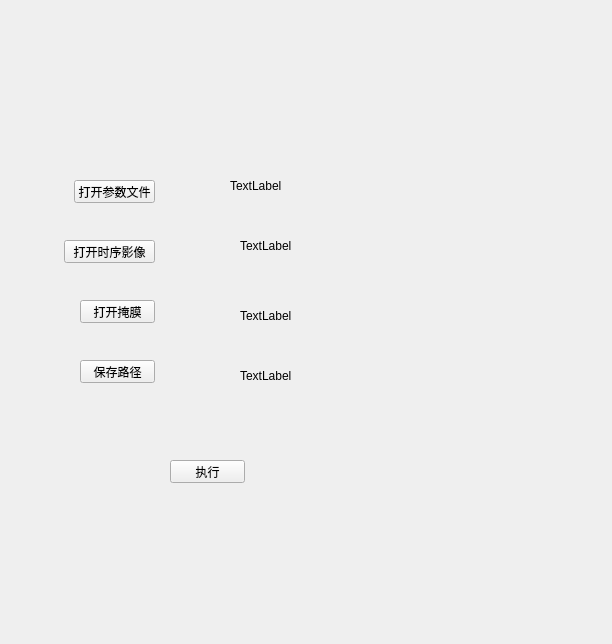
Before: the Qt Designer form ui/CloudWindow.ui in CaoZhenkun/pyqgis, drawn with Qt 5.
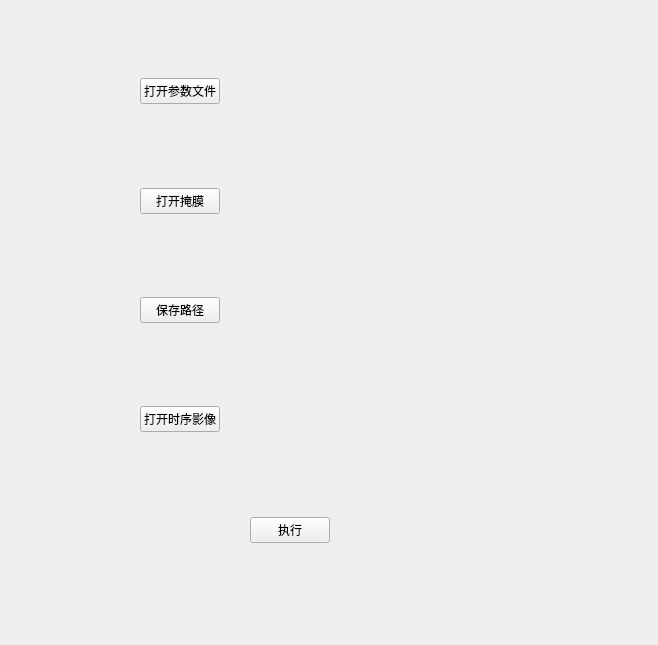
After: the same form once the commit is applied.

```diff
--- a/ui/CloudWindow.ui
+++ b/ui/CloudWindow.ui
@@ -6,129 +6,193 @@
    <rect>
     <x>0</x>
     <y>0</y>
-    <width>612</width>
-    <height>644</height>
+    <width>658</width>
+    <height>645</height>
    </rect>
   </property>
   <property name="windowTitle">
    <string>Form</string>
   </property>
-  <widget class="QPushButton" name="pushButton">
+  <widget class="QWidget" name="verticalLayoutWidget">
    <property name="geometry">
     <rect>
-     <x>74</x>
-     <y>180</y>
-     <width>81</width>
-     <height>23</height>
+     <x>140</x>
+     <y>40</y>
+     <width>299</width>
+     <height>431</height>
     </rect>
    </property>
-   <property name="text">
-    <string>打开参数文件</string>
-   </property>
+   <layout class="QVBoxLayout" name="verticalLayout_2">
+    <item>
+     <layout class="QHBoxLayout" name="horizontalLayout">
+      <item>
+       <widget class="QPushButton" name="pushButton">
+        <property name="text">
+         <string>打开参数文件</string>
+        </property>
+       </widget>
+      </item>
+      <item>
+       <spacer name="horizontalSpacer">
+        <property name="orientation">
+         <enum>Qt::Horizontal</enum>
+        </property>
+        <property name="sizeHint" stdset="0">
+         <size>
+          <width>40</width>
+          <height>20</height>
+         </size>
+        </property>
+       </spacer>
+      </item>
+      <item>
+       <widget class="QLabel" name="label">
+        <property name="text">
+         <string/>
+        </property>
+       </widget>
+      </item>
+     </layout>
+    </item>
+    <item>
+     <layout class="QHBoxLayout" name="horizontalLayout_4">
+      <item>
+       <widget class="QPushButton" name="pushButton_3">
+        <property name="text">
+         <string>打开掩膜</string>
+        </property>
+       </widget>
+      </item>
+      <item>
+       <spacer name="horizontalSpacer_3">
+        <property name="orientation">
+         <enum>Qt::Horizontal</enum>
+        </property>
+        <property name="sizeHint" stdset="0">
+         <size>
+          <width>40</width>
+          <height>20</height>
+         </size>
+        </property>
+       </spacer>
+      </item>
+      <item>
+       <widget class="QLabel" name="label_3">
+        <property name="text">
+         <string/>
+        </property>
+       </widget>
+      </item>
+     </layout>
+    </item>
+    <item>
+     <layout class="QHBoxLayout" name="horizontalLayout_5">
+      <item>
+       <widget class="QPushButton" name="pushButton_4">
+        <property name="text">
+         <string>保存路径</string>
+        </property>
+       </widget>
+      </item>
+      <item>
+       <spacer name="horizontalSpacer_4">
+        <property name="orientation">
+         <enum>Qt::Horizontal</enum>
+        </property>
+        <property name="sizeHint" stdset="0">
+         <size>
+          <width>40</width>
+          <height>20</height>
+         </size>
+        </property>
+       </spacer>
+      </item>
+      <item>
+       <widget class="QLabel" name="label_4">
+        <property name="text">
+         <string/>
+        </property>
+       </widget>
+      </item>
+     </layout>
+    </item>
+    <item>
+     <layout class="QHBoxLayout" name="horizontalLayout_3">
+      <item>
+       <widget class="QPushButton" name="pushButton_2">
+        <property name="text">
+         <string>打开时序影像</string>
+        </property>
+       </widget>
+      </item>
+      <item>
+       <spacer name="horizontalSpacer_2">
+        <property name="orientation">
+         <enum>Qt::Horizontal</enum>
+        </property>
+        <property name="sizeHint" stdset="0">
+         <size>
+          <width>40</width>
+          <height>20</height>
+         </size>
+        </property>
+       </spacer>
+      </item>
+      <item>
+       <widget class="QLabel" name="label_2">
+        <property name="text">
+         <string/>
+        </property>
+       </widget>
+      </item>
+     </layout>
+    </item>
+   </layout>
   </widget>
-  <widget class="QPushButton" name="pushButton_2">
+  <widget class="QWidget" name="horizontalLayoutWidget_5">
    <property name="geometry">
     <rect>
-     <x>64</x>
-     <y>240</y>
-     <width>91</width>
-     <height>23</height>
+     <x>210</x>
+     <y>490</y>
+     <width>160</width>
+     <height>80</height>
     </rect>
    </property>
-   <property name="text">
-    <string>打开时序影像</string>
-   </property>
-  </widget>
-  <widget class="QPushButton" name="pushButton_3">
-   <property name="geometry">
-    <rect>
-     <x>80</x>
-     <y>300</y>
-     <width>75</width>
-     <height>23</height>
-    </rect>
-   </property>
-   <property name="text">
-    <string>打开掩膜</string>
-   </property>
-  </widget>
-  <widget class="QPushButton" name="pushButton_4">
-   <property name="geometry">
-    <rect>
-     <x>80</x>
-     <y>360</y>
-     <width>75</width>
-     <height>23</height>
-    </rect>
-   </property>
-   <property name="text">
-    <string>保存路径</string>
-   </property>
-  </widget>
-  <widget class="QLabel" name="label">
-   <property name="geometry">
-    <rect>
-     <x>230</x>
-     <y>180</y>
-     <width>54</width>
-     <height>12</height>
-    </rect>
-   </property>
-   <property name="text">
-    <string>TextLabel</string>
-   </property>
-  </widget>
-  <widget class="QLabel" name="label_2">
-   <property name="geometry">
-    <rect>
-     <x>240</x>
-     <y>240</y>
-     <width>54</width>
-     <height>12</height>
-    </rect>
-   </property>
-   <property name="text">
-    <string>TextLabel</string>
-   </property>
-  </widget>
-  <widget class="QLabel" name="label_3">
-   <property name="geometry">
-    <rect>
-     <x>240</x>
-     <y>310</y>
-     <width>54</width>
-     <height>12</height>
-    </rect>
-   </property>
-   <property name="text">
-    <string>TextLabel</string>
-   </property>
-  </widget>
-  <widget class="QLabel" name="label_4">
-   <property name="geometry">
-    <rect>
-     <x>240</x>
-     <y>370</y>
-     <width>54</width>
-     <height>12</height>
-    </rect>
-   </property>
-   <property name="text">
-    <string>TextLabel</string>
-   </property>
-  </widget>
-  <widget class="QPushButton" name="pushButton_5">
-   <property name="geometry">
-    <rect>
-     <x>170</x>
-     <y>460</y>
-     <width>75</width>
-     <height>23</height>
-    </rect>
-   </property>
-   <property name="text">
-    <string>执行</string>
-   </property>
+   <layout class="QHBoxLayout" name="horizontalLayout_6">
+    <item>
+     <spacer name="horizontalSpacer_5">
+      <property name="orientation">
+       <enum>Qt::Horizontal</enum>
+      </property>
+      <property name="sizeHint" stdset="0">
+       <size>
+        <width>40</width>
+        <height>20</height>
+       </size>
+      </property>
+     </spacer>
+    </item>
+    <item>
+     <widget class="QPushButton" name="pushButton_5">
+      <property name="text">
+       <string>执行</string>
+      </property>
+     </widget>
+    </item>
+    <item>
+     <spacer name="horizontalSpacer_6">
+      <property name="orientation">
+       <enum>Qt::Horizontal</enum>
+      </property>
+      <property name="sizeHint" stdset="0">
+       <size>
+        <width>40</width>
+        <height>20</height>
+       </size>
+      </property>
+     </spacer>
+    </item>
+   </layout>
   </widget>
  </widget>
  <resources/>
```
